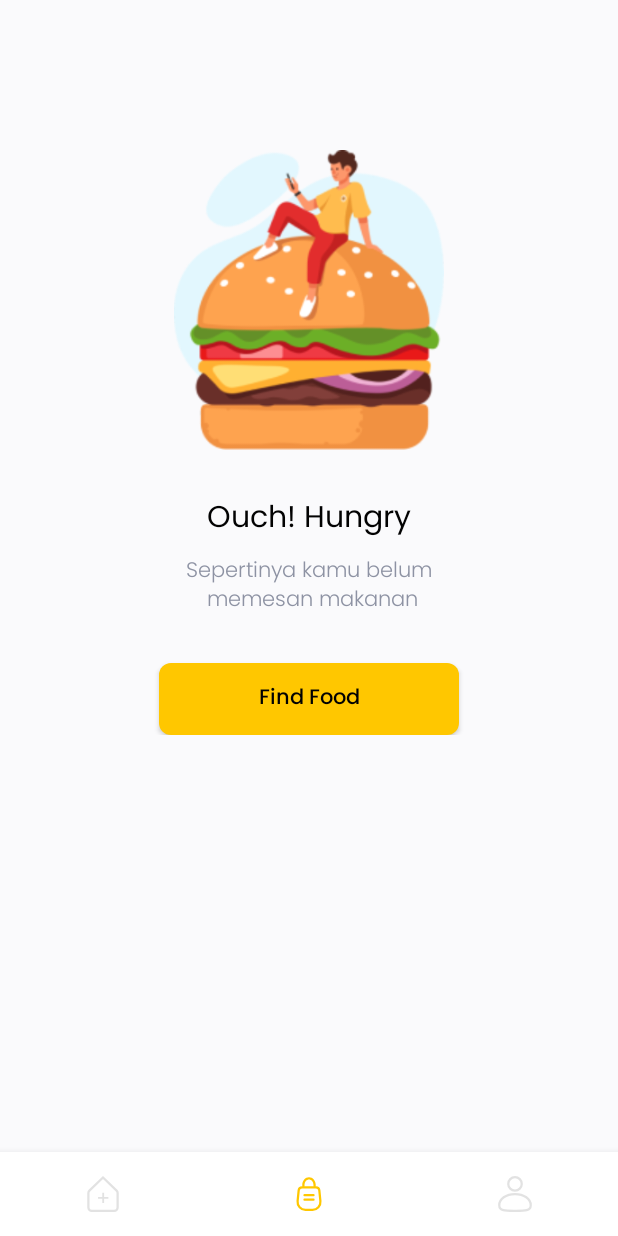
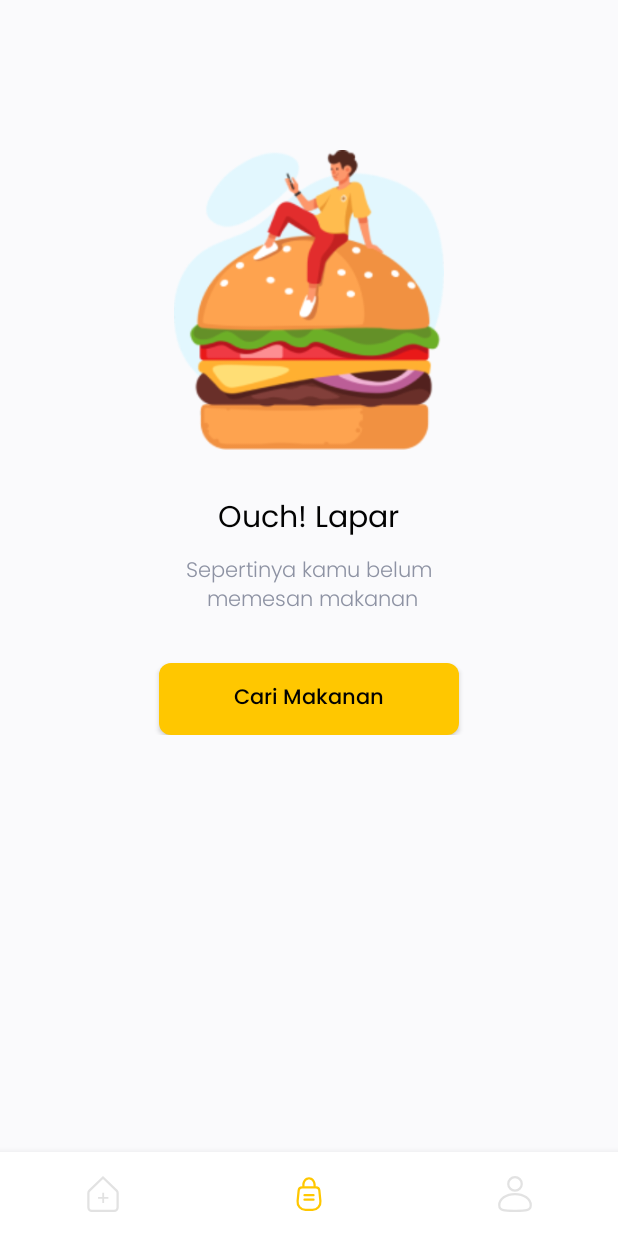
Before and after one commit to bangyadiii/Ngemeal, an Android app: the OrderFragment screen opened through its navigation route, on a phone screen of 412 x 824 dp. Run offline under Robolectric (Android 15) with nearby library versions, the phone set to English and light mode, and no system bars; our stand-ins replace RxJava, navigation-ui; libraries missing offline, so code that uses them is left out: com.readystatesoftware.chuck; network calls fail; 1 statement that could not run was skipped.

Commit message:
revisi bahasa indo

```diff
--- a/app/src/main/res/layout/fragment_detail.xml
+++ b/app/src/main/res/layout/fragment_detail.xml
@@ -90,7 +90,7 @@
             android:layout_marginStart="45dp"
             android:layout_marginEnd="16dp"
             android:layout_marginBottom="27dp"
-            android:text="Order Now"
+            android:text="Pesan"
             android:layout_width="0dp"
             android:layout_height="wrap_content"
             app:layout_constraintBottom_toBottomOf="parent"
--- a/app/src/main/res/layout/fragment_orders.xml
+++ b/app/src/main/res/layout/fragment_orders.xml
@@ -16,7 +16,7 @@
         android:layout_height="200dp"/>
 
     <TextView
-        android:text="Ouch! Hungry"
+        android:text="Ouch! Lapar"
         android:layout_marginTop="30dp"
         style="@style/TextView.PoppinsNormal20spBlack"
         android:layout_width="wrap_content"
@@ -35,6 +35,6 @@
         style="@style/Button.Primary"
         android:layout_width="200dp"
         android:layout_height="wrap_content"
-        android:text="Find Food"
+        android:text="Cari Makanan"
         android:textAllCaps="false"/>
 </LinearLayout>
```
